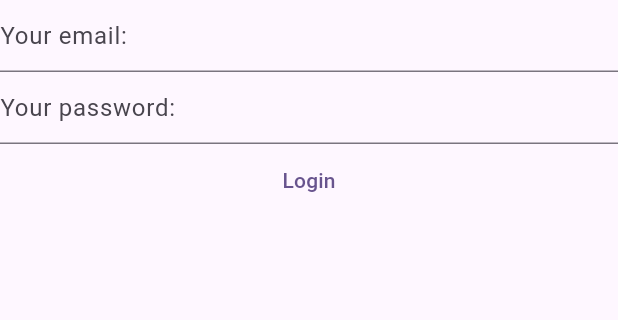
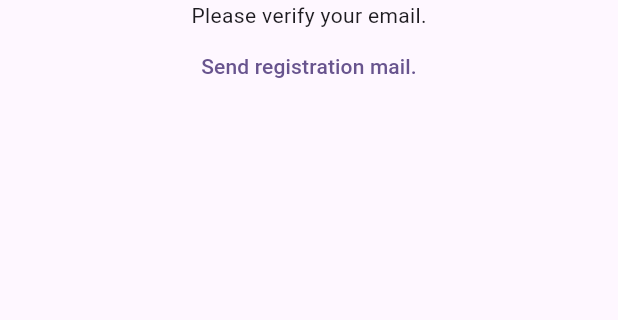
Before and after one commit to frustrated-aristotle/flutter-note-app, a Flutter app: the screen it shows after launch, on a phone screen of 412 x 824 dp, the part 84-404 px from its top. Run offline on Flutter 3.47's test engine with Material 3 defaults, Android fonts, the phone set to English and light mode, and no system bars; our stand-ins replace firebase_auth, firebase_core; accounts and stored records are empty.

Commit message:
register vie

```diff
--- a/lib/main.dart
+++ b/lib/main.dart
@@ -11,35 +11,12 @@ void main() {
       colorScheme: ColorScheme.fromSeed(seedColor: Colors.deepPurple),
       useMaterial3: true,
     ),
-    home: const LoginView(),
+    home: const HomePage(),
   ));
 }
 
-class RegisterView extends StatefulWidget {
-  const RegisterView({super.key});
-
-  @override
-  State<RegisterView> createState() => _RegisterViewState();
-}
-
-class _RegisterViewState extends State<RegisterView> {
-  late final TextEditingController _email;
-  late final TextEditingController _password;
-
-
-  @override
-  void initState() {
-    _email = TextEditingController();
-    _password = TextEditingController();
-    super.initState();
-  }
-
-  @override
-  void dispose() {
-    _email.dispose();
-    _password.dispose();
-    super.dispose();
-  }
+class HomePage extends StatelessWidget {
+  const HomePage({super.key});
 
   @override
   Widget build(BuildContext context) {
@@ -57,44 +34,43 @@ class _RegisterViewState extends State<RegisterView> {
             switch (snapshot.connectionState)
             {
               case ConnectionState.done:
-                return Column(
-                  children: [
+                final user = FirebaseAuth.instance.currentUser;
+                print(user);
+                if(user?.emailVerified ?? false)
+                {
+                  print("Verified");
+                }
+                else
+                {
+                  //Navigator.of(context).push(MaterialPageRoute(builder: (context)=> const VerifyView()));
+                  return const VerifyView();
+                  print("Non Verified");
+                }
 
-                    TextField(
-                      controller: _email,
-                      keyboardType: TextInputType.emailAddress,
-                      decoration: const InputDecoration(
-                        hintText: "Your email:",
-                      ),
-                    ),
-                    TextField(
-                      controller: _password,
-                      obscureText: true,
-                      enableSuggestions: false,
-                      autocorrect: false,
-                      decoration: const InputDecoration(
-                        hintText: "Your password:",
-                      ),
-                    ),
-                    TextButton(
-                      onPressed: () async
-                      {
-                        final email= _email.text;
-                        final password = _password.text;
-                        final userCredential = await FirebaseAuth.instance.createUserWithEmailAndPassword(email: email, password: password);
-                        print(userCredential);
-                      },
-                      child: Text("Register"),
-                    ),
-                  ],
-                );
+                return const Text("Done!");
               default:
                 return const Text("Connecting...");
             }
           },
-
         ),
       ),
+    );
+  }
+}
+
+class VerifyView extends StatelessWidget {
+  const VerifyView({super.key});
+
+  @override
+  Widget build(BuildContext context) {
+    return Column(
+      children: [
+        Text("Please verify your email."),
+        TextButton(onPressed: () async {
+            final user = FirebaseAuth.instance.currentUser;
+            await user?.sendEmailVerification();
+        }, child: Text("Send registration mail."))
+      ],
     );
   }
 }
```
Also changed, not shown: lib/views/register_view.dart (added, +89 -0 lines).
